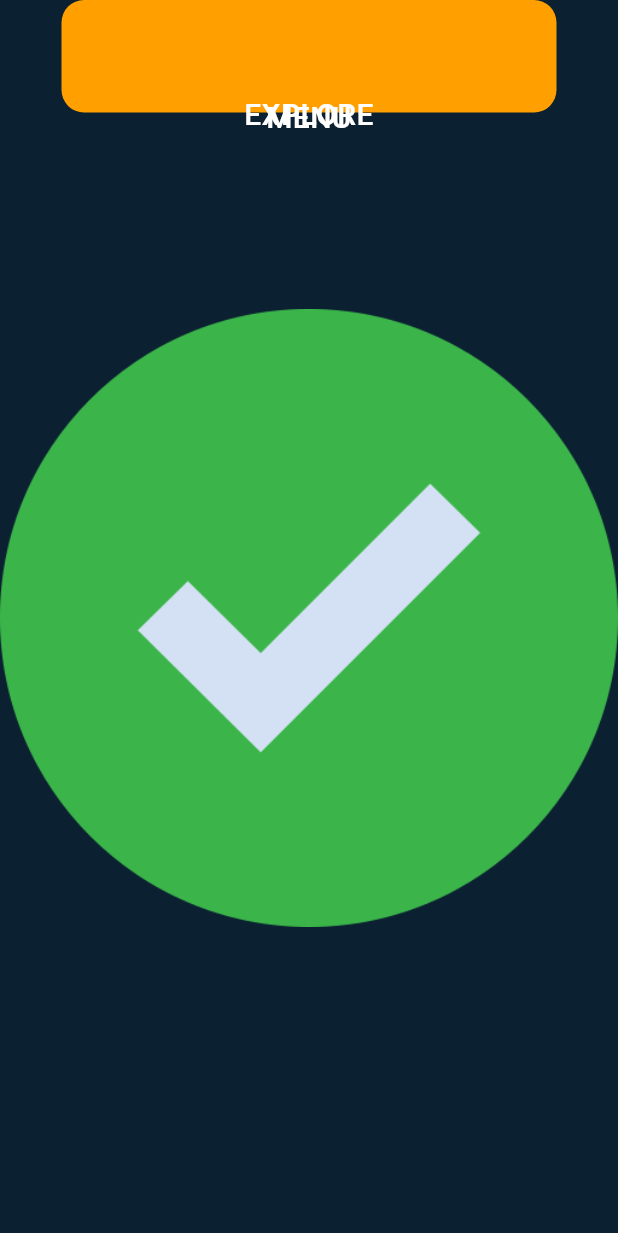
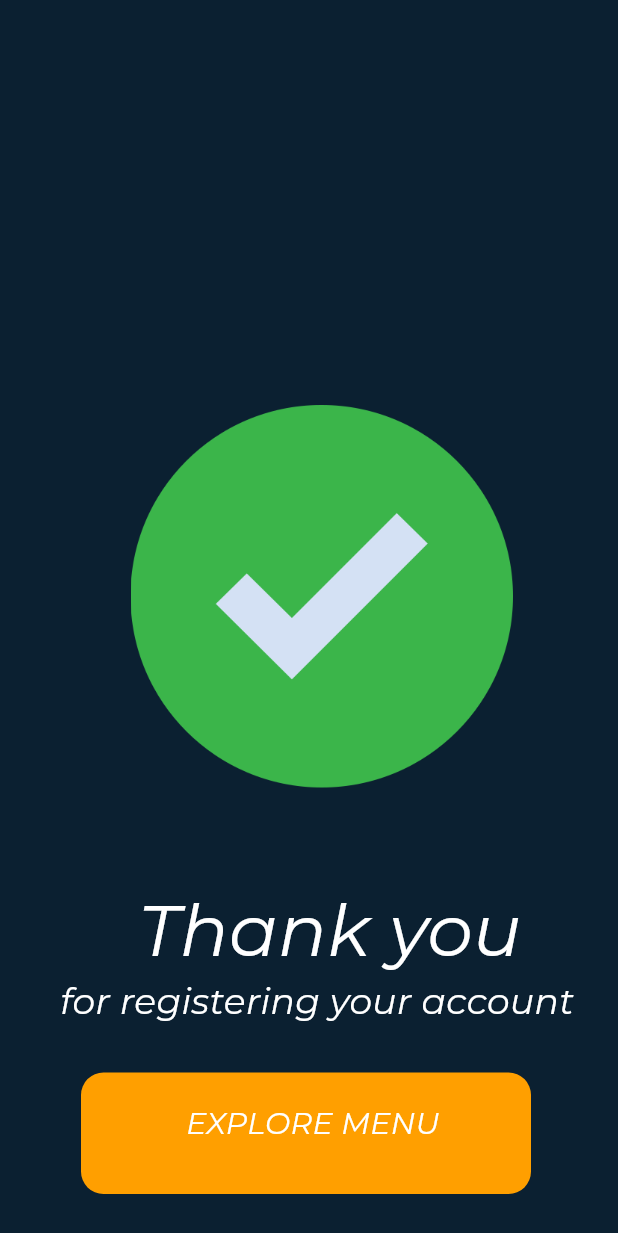
Before and after one commit to Quibit-LLC/travpass, a Flutter app: the screen it shows after launch, on a phone screen of 412 x 824 dp. Shown: the top 1233 px of the screen. Run offline on Flutter 3.47's test engine with Material 2 defaults, Android fonts, the phone set to English and light mode, and no system bars; Roboto replaces fonts that are missing (Josefin Sans); project files that could hold a hidden picture were left out.

Commit message:
register_success

```diff
--- a/lib/auth_pages/register_success.dart
+++ b/lib/auth_pages/register_success.dart
@@ -7,29 +7,71 @@ class RegisterSuccess extends StatelessWidget {
   Widget build(BuildContext context) {
     return Scaffold(
         body: Container(
-        width: 463,
+      width: 430,
       height: 932,
-        decoration: BoxDecoration(
-          shape: BoxShape.rectangle,
-          color: Color(0xFF0B2031),
+      clipBehavior: Clip.antiAlias,
+      decoration: BoxDecoration(color: Color(0xFF0B2031)),
+      child: Stack(
+        children: [
+          Positioned(
+            left: 87,
+            top: 270,
+            child: Container(
+              width: 255,
+              height: 255,
+              decoration: ShapeDecoration(
                 image: DecorationImage(
-            alignment: Alignment.center,
-            image: AssetImage(
-              "images/check.png",
+                  image: AssetImage("images/check.png"),
+                  fit: BoxFit.fill,
+                ),
+                shape: RoundedRectangleBorder(
+                  borderRadius: BorderRadius.circular(104),
                 ),
               ),
             ),
+          ),
+          Positioned(
+            left: 92,
+            top: 591,
+            child: SizedBox(
+              width: 304,
+              height: 62,
+              child: Text(
+                'Thank you',
+                style: TextStyle(
+                  color: Colors.white,
+                  fontSize: 48,
+                  fontFamily: 'Montserrat',
+                  fontWeight: FontWeight.w500,
+                  height: 0,
+                ),
+              ),
+            ),
+          ),
+          Positioned(
+            left: 40,
+            top: 653,
+            child: SizedBox(
+              width: 380,
+              height: 37,
+              child: Text(
+                'for registering your account',
+                style: TextStyle(
+                  color: Colors.white,
+                  fontSize: 24,
+                  fontFamily: 'Montserrat',
+                  fontWeight: FontWeight.w400,
+                  height: 0,
+                ),
+              ),
+            ),
+          ),
+          Positioned(
+            left: 54,
+            top: 715,
             child: Container(
-          width: 600,
-          height: 600,
-          child: Container(
-            width: 400,
-            height: 75,
-            child: Column(
-              children: [
-                Container(
-                  width: 330,
-                  height: 75,
+              width: 300,
+              height: 81,
               decoration: ShapeDecoration(
                 color: Color(0xFFFF9F00),
                 shape: RoundedRectangleBorder(
@@ -37,27 +79,29 @@ class RegisterSuccess extends StatelessWidget {
                 ),
               ),
             ),
-                SizedBox(
-                  width: 109,
-                  height: 43,
+          ),
+          Positioned(
+            left: 124,
+            top: 737,
+            child: SizedBox(
+              width: 240,
+              height: 40,
               child: Text(
                 'EXPLORE MENU',
-                    textAlign: TextAlign.center,
+                // textAlign: TextAlign.center,
+                semanticsLabel: "EXPLORE MENU",
                 style: TextStyle(
                   color: Colors.white,
                   fontSize: 20,
-                      fontFamily: 'Josefin Sans',
+                  fontFamily: 'Montserrat',
                   fontWeight: FontWeight.w500,
-                      height: 0.09,
-                      decoration: TextDecoration.none,
+                  height: 0,
+                ),
               ),
             ),
           ),
         ],
       ),
-          ),
-        ),
-      ),
-    );
+    ));
   }
 }
```
Lines whose indentation alone changed are shown as unchanged.
